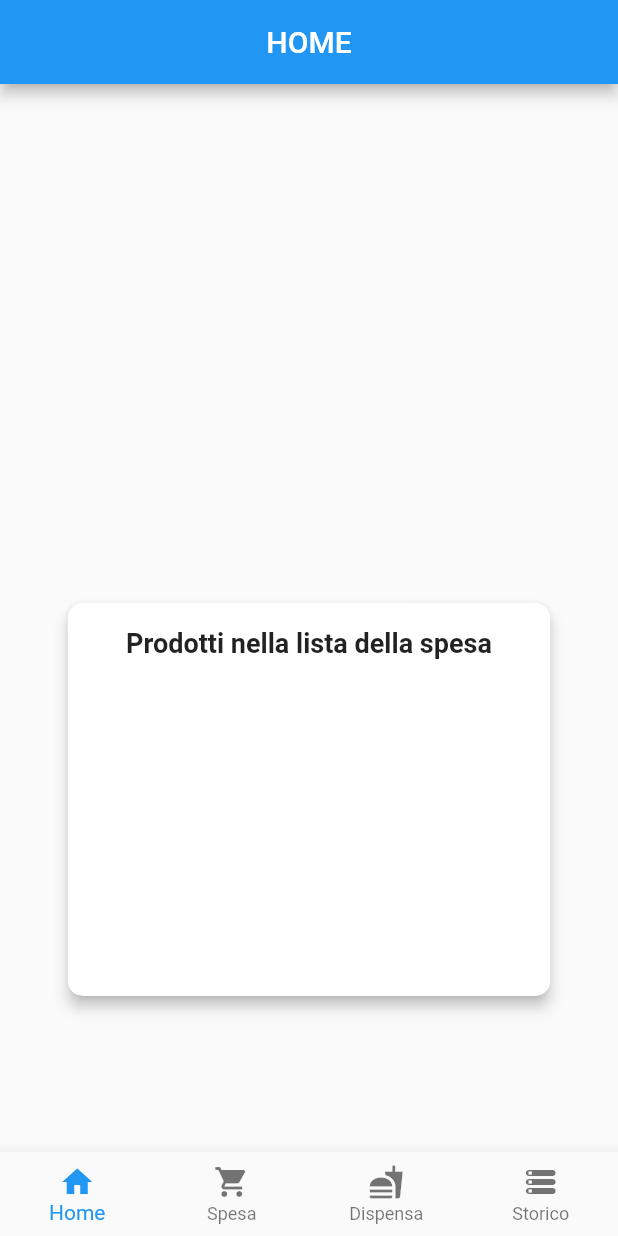
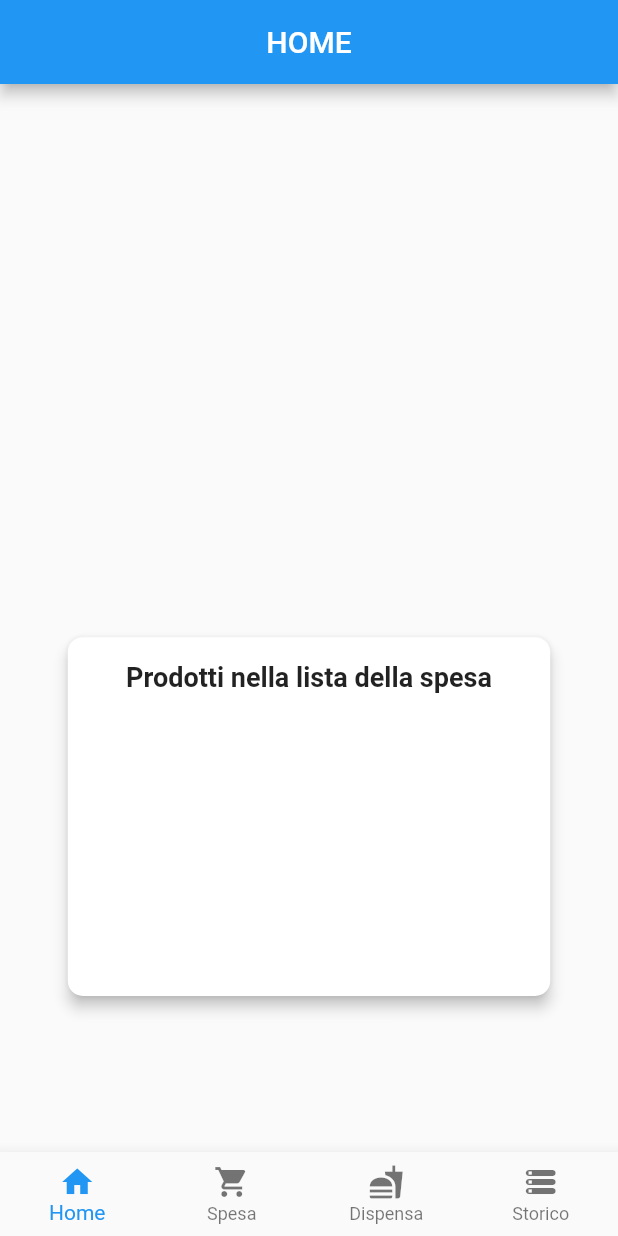
Before and after one commit to CristianCopolutti/flutter_application_1, a Flutter app: the screen it shows after launch, on a phone screen of 412 x 824 dp. Run offline on Flutter 3.47's test engine with Material 2 defaults, Android fonts, the phone set to English and light mode, and no system bars; missing offline and left inert: openfoodfacts.

```diff
--- a/lib/homepage.dart
+++ b/lib/homepage.dart
@@ -32,8 +32,8 @@ class HomePage extends StatelessWidget {
                 state?.onItemTap(1);
               },
               child: Container(
-                width: 400.0,
-                height: 270.0,
+                width: MediaQuery.of(context).size.width * 0.8,
+                height: MediaQuery.of(context).size.height * 0.3,
                 child: Card(
                   elevation: 4.0,
                   shape: RoundedRectangleBorder(
```
